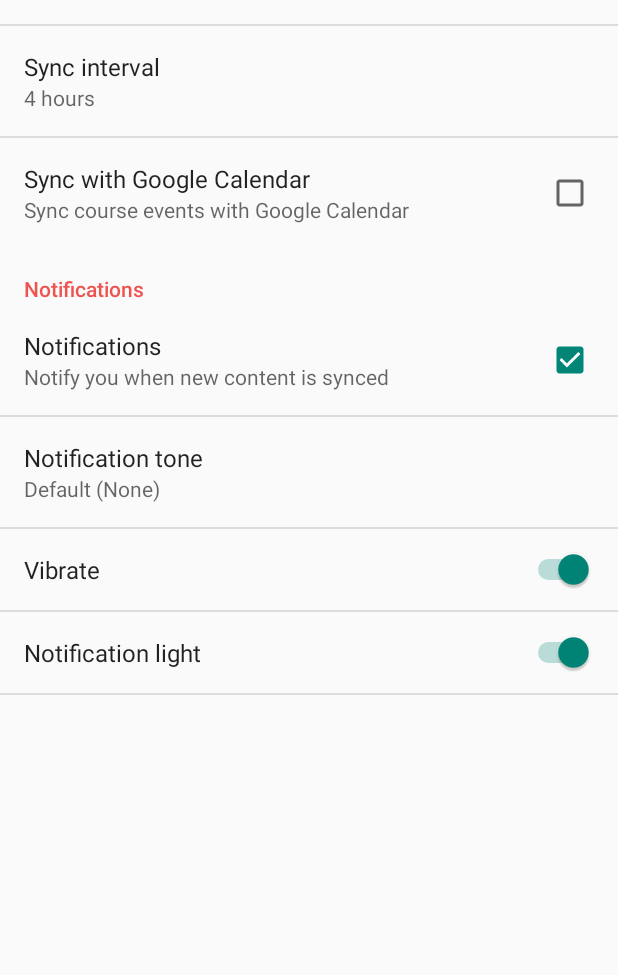
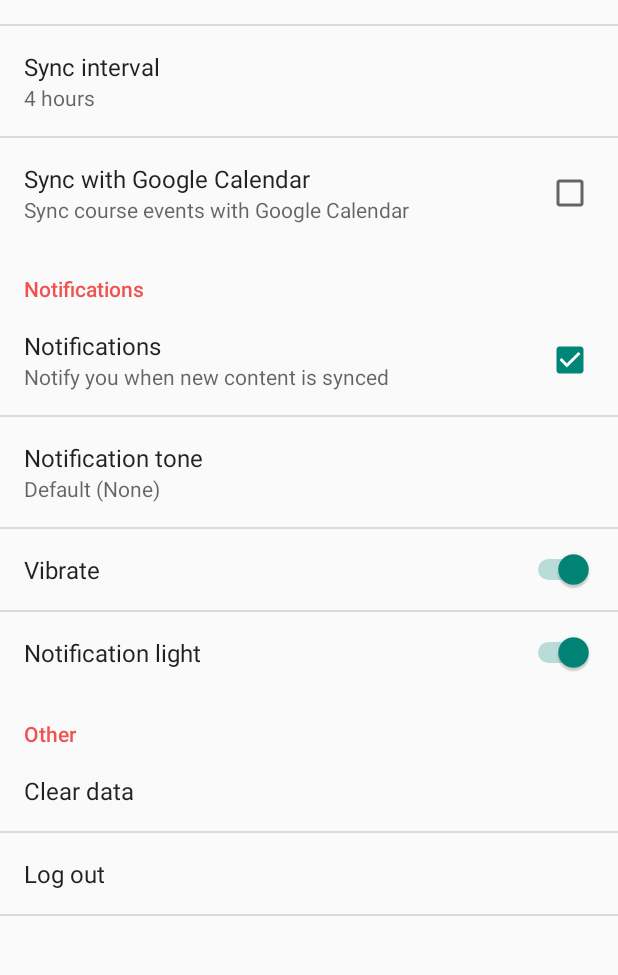
Before and after one commit to NingMoe/OurVLE, an Android app: the SettingsActivity screen opened directly, with no data from a screen before it, on a phone screen of 412 x 824 dp, the part 225-1200 px from its top. Run offline under Robolectric (Android 15) with nearby library versions, the phone set to English and light mode, and no system bars.

Commit message:
Update preferences.

```diff
--- a/app/src/main/res/xml/preferences.xml
+++ b/app/src/main/res/xml/preferences.xml
@@ -80,29 +80,16 @@
 
     </PreferenceCategory>
 
-    <!--<PreferenceCategory android:title="Storage" >-->
+    <PreferenceCategory android:title="Other" >
 
-        <!--<CheckBoxPreference-->
-            <!--android:key="pref_storage"-->
-            <!--android:title="Store to SD card"-->
-            <!--android:summary="Save course resources to an SD card"-->
-            <!--android:defaultValue="false" />-->
+        <Preference
+            android:key="clear_data"
+            android:title="Clear data" />
 
-    <!--</PreferenceCategory>-->
+        <Preference
+            android:key="log_out"
+            android:title="Log out" />
 
-    <!--<Preference-->
-    <!--android:title="Clear data" />-->
-
-    <!--<PreferenceCategory android:title="About">-->
-
-        <!--&lt;!&ndash;<Preference&ndash;&gt;-->
-            <!--&lt;!&ndash;android:title="Open-source licences"&ndash;&gt;-->
-            <!--&lt;!&ndash;android:summary="Licence details for open source software"/>&ndash;&gt;-->
-
-        <!--<Preference-->
-            <!--android:key="build_version"-->
-            <!--android:title="Build Version" />-->
-
-    <!--</PreferenceCategory>-->
+    </PreferenceCategory>
 
 </PreferenceScreen>
```
